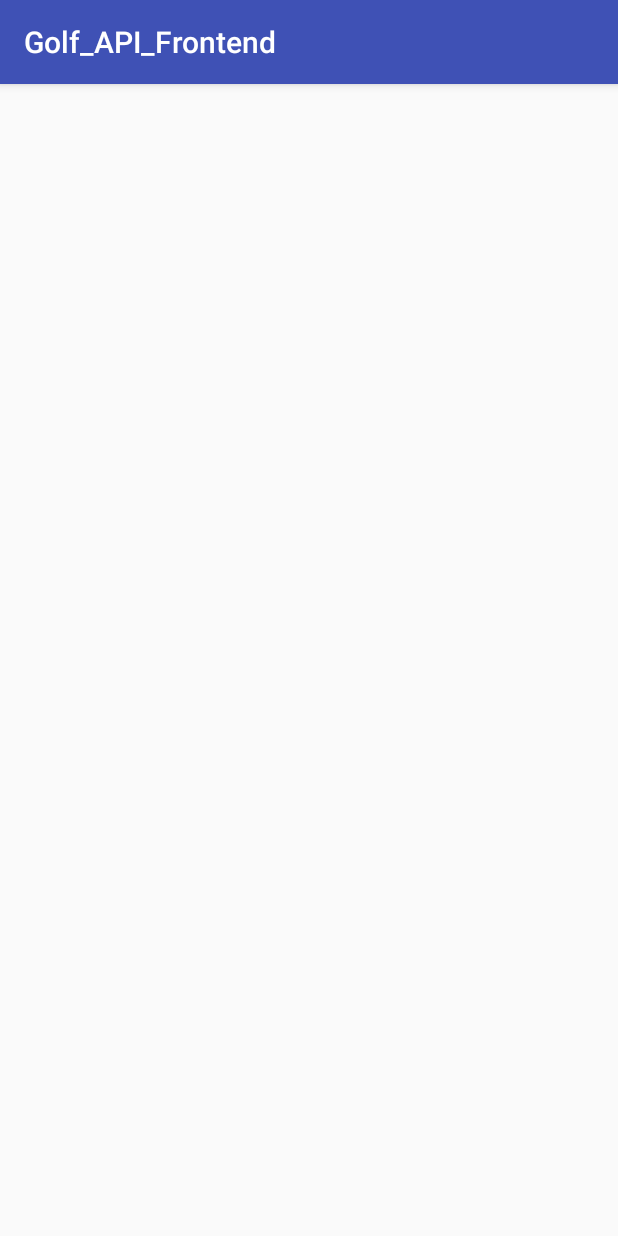
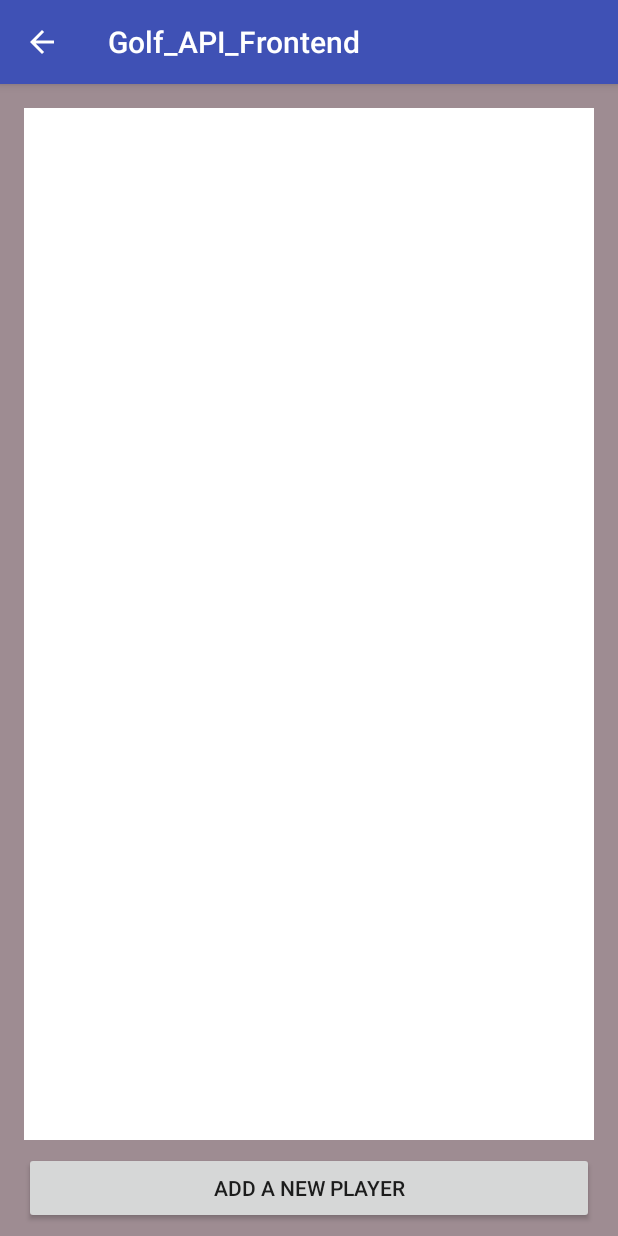
Before and after one commit to AdamSunderman/Android, an Android app: the PlayersMainActivity screen opened directly, with no data from a screen before it, on a phone screen of 412 x 824 dp. Run offline under Robolectric (Android 15) with nearby library versions, the phone set to English and light mode, and no system bars.

Commit message:
Added recycler and player layout.

```diff
--- a/Golf_API_Frontend/app/src/main/java/com/easygolfapi/golf_api_frontend/PlayersMainActivity.java
+++ b/Golf_API_Frontend/app/src/main/java/com/easygolfapi/golf_api_frontend/PlayersMainActivity.java
@@ -2,6 +2,9 @@ package com.easygolfapi.golf_api_frontend;
 
 import android.support.v7.app.AppCompatActivity;
 import android.os.Bundle;
+import android.widget.ArrayAdapter;
+import android.widget.ListView;
+import android.widget.TextView;
 
 public class PlayersMainActivity extends AppCompatActivity {
 
@@ -9,5 +12,7 @@ public class PlayersMainActivity extends AppCompatActivity {
     protected void onCreate(Bundle savedInstanceState) {
         super.onCreate(savedInstanceState);
         setContentView(R.layout.activity_players_main);
+
+
     }
 }
--- a/Golf_API_Frontend/app/src/main/res/layout/activity_players_main.xml
+++ b/Golf_API_Frontend/app/src/main/res/layout/activity_players_main.xml
@@ -4,7 +4,38 @@
     xmlns:tools="http://schemas.android.com/tools"
     android:layout_width="match_parent"
     android:layout_height="match_parent"
+    android:background="@color/colorBackground"
     tools:context="com.easygolfapi.golf_api_frontend.PlayersMainActivity">
 
 
+    <LinearLayout
+        android:id="@+id/playersLinearLayout"
+        android:layout_width="0dp"
+        android:layout_height="0dp"
+        android:layout_marginBottom="64dp"
+        android:layout_marginEnd="16dp"
+        android:layout_marginStart="16dp"
+        android:layout_marginTop="16dp"
+        android:orientation="vertical"
+        android:background="@color/colorwhite"
+        app:layout_constraintBottom_toBottomOf="parent"
+        app:layout_constraintEnd_toEndOf="parent"
+        app:layout_constraintStart_toStartOf="parent"
+        app:layout_constraintTop_toTopOf="parent">
+
+    </LinearLayout>
+
+    <Button
+        android:id="@+id/button"
+        android:layout_width="0dp"
+        android:layout_height="wrap_content"
+        android:layout_marginBottom="8dp"
+        android:layout_marginEnd="16dp"
+        android:layout_marginStart="16dp"
+        android:layout_marginTop="8dp"
+        android:text="@string/home_signup_button"
+        app:layout_constraintBottom_toBottomOf="parent"
+        app:layout_constraintEnd_toEndOf="parent"
+        app:layout_constraintStart_toStartOf="parent"
+        app:layout_constraintTop_toBottomOf="@+id/playersLinearLayout" />
 </android.support.constraint.ConstraintLayout>
--- a/Golf_API_Frontend/app/src/main/res/values/colors.xml
+++ b/Golf_API_Frontend/app/src/main/res/values/colors.xml
@@ -3,4 +3,6 @@
     <color name="colorPrimary">#3F51B5</color>
     <color name="colorPrimaryDark">#303F9F</color>
     <color name="colorAccent">#FF4081</color>
+    <color name="colorBackground">#9e8c92</color>
+    <color name="colorwhite">#ffffff</color>
 </resources>
```
Also changed, not shown: Golf_API_Frontend/app/src/main/AndroidManifest.xml (+13 -4 lines), Golf_API_Frontend/app/src/main/res/layout/player_recycler.xml (added, +12 -0 lines).
